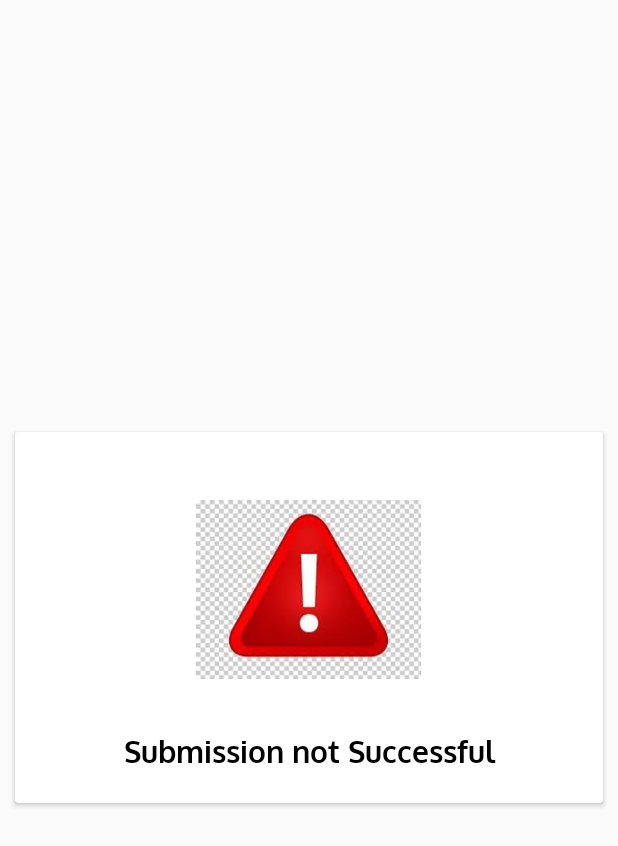
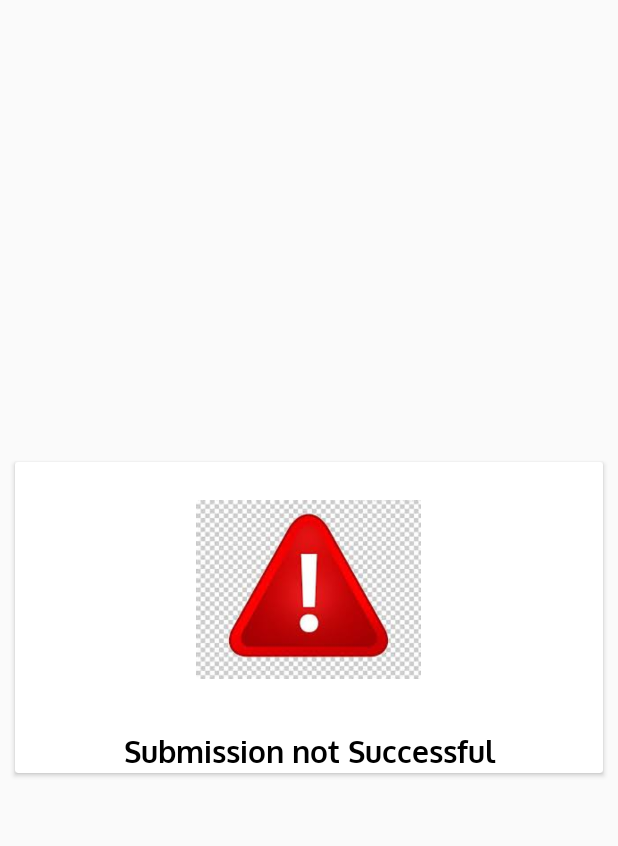
Before and after one commit to Danc-0/GADSLeaderBoard, an Android app: the layout custom_submit_error_pop.xml on its own in the app's theme, with its tools: preview values and no code run, on a phone screen of 412 x 824 dp. Shown: the top 846 px of the screen. Run offline under Robolectric (Android 15) with nearby library versions, the phone set to English and light mode, and no system bars.

Commit message:
Final Commit

```diff
--- a/app/src/main/res/layout/activity_main.xml
+++ b/app/src/main/res/layout/activity_main.xml
@@ -57,7 +57,6 @@
         android:layout_width="wrap_content"
         android:layout_height="match_parent">
 
-
     </androidx.viewpager.widget.ViewPager>
 
 </RelativeLayout>
--- a/app/src/main/res/layout/custom_submit_error_pop.xml
+++ b/app/src/main/res/layout/custom_submit_error_pop.xml
@@ -13,23 +13,20 @@
     app:layout_constraintStart_toStartOf="parent"
     app:layout_constraintTop_toTopOf="parent">
 
-
-    <androidx.cardview.widget.CardView
+    <RelativeLayout
         android:layout_width="match_parent"
-        android:layout_height="match_parent">
-
+        android:layout_height="wrap_content"
+        android:layout_gravity="center">
 
         <LinearLayout
             android:layout_width="match_parent"
-            android:layout_height="match_parent"
-            android:layout_margin="10dp"
+            android:layout_height="wrap_content"
             android:gravity="center"
             android:orientation="vertical">
 
             <LinearLayout
                 android:layout_width="match_parent"
                 android:layout_height="match_parent"
-                android:layout_margin="10dp"
                 android:orientation="vertical">
 
                 <ImageView
@@ -56,6 +53,6 @@
             </LinearLayout>
         </LinearLayout>
 
-    </androidx.cardview.widget.CardView>
+    </RelativeLayout>
 
 </androidx.cardview.widget.CardView>
```
Also changed, not shown: app/src/main/java/com/danc/leaderboardfinal/SubmissionActivity.java (+6 -5 lines).
